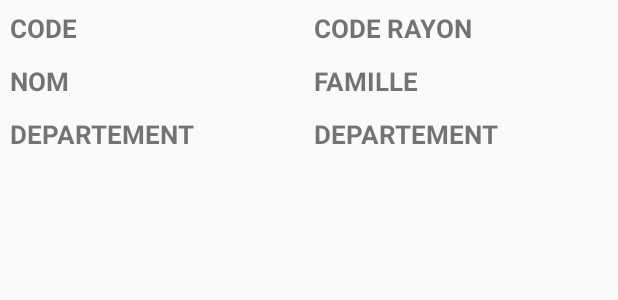
After one commit to Hendriix/NEWTECH-SFM, an Android app: the layout questionnaire_custom_item.xml on its own in the app's theme, with its tools: preview values and no code run, on a phone screen of 412 x 824 dp. The commit adds this screen. Shown: the top 300 px of the screen. Run offline under Robolectric (Android 15) with nearby library versions, the phone set to English and light mode, and no system bars; network calls fail.

Commit message:
Ajout de question reponse et questionnaires classes

```diff
--- a/app/src/main/java/com/newtech/newtech_sfm/Configuration/AppConfig.java
+++ b/app/src/main/java/com/newtech/newtech_sfm/Configuration/AppConfig.java
@@ -137,10 +137,9 @@ public class AppConfig {
 
     public static String URL_SYNC_VISIBILITE_RAYON = URL_SERVER + "Sync_VisibiliteRayon.php";
     public static String URL_GET_RAPPORT_CHOUFOUNI = URL_SERVER + "Rapport_Choufouni.php";
+    public static String URL_SYNC_QUESTIONNAIRE = URL_SERVER + "getListQuestionnaire.php";
 
     public static final String DATABASE_NAME = "db_sfm";
     public static final int DATABASE_VERSION = 20;
 
-
-
 }
--- /dev/null
+++ b/app/src/main/java/com/newtech/newtech_sfm/superviseur/questionnaire/QuestionnaireFragmentView.kt
@@ -0,0 +1,5 @@
+package com.newtech.newtech_sfm.superviseur.questionnaire
+
+interface QuestionnaireFragmentView {
+
+}
--- /dev/null
+++ b/app/src/main/java/com/newtech/newtech_sfm/superviseur/recap/ReponseRecapFragment.kt
@@ -0,0 +1,4 @@
+package com.newtech.newtech_sfm.superviseur.recap
+
+class ReponseRecapFragment {
+}
--- /dev/null
+++ b/app/src/main/java/com/newtech/newtech_sfm/superviseur/recap/ReponseRecapPresenter.kt
@@ -0,0 +1,4 @@
+package com.newtech.newtech_sfm.superviseur.recap
+
+class ReponseRecapPresenter {
+}
--- /dev/null
+++ b/app/src/main/java/com/newtech/newtech_sfm/superviseur/recap/ReponseRecapView.kt
@@ -0,0 +1,4 @@
+package com.newtech.newtech_sfm.superviseur.recap
+
+interface ReponseRecapView {
+}
--- /dev/null
+++ b/app/src/main/java/com/newtech/newtech_sfm/superviseur/reponse/ReponseFragment.kt
@@ -0,0 +1,4 @@
+package com.newtech.newtech_sfm.superviseur.reponse
+
+class ReponseFragment {
+}
--- /dev/null
+++ b/app/src/main/java/com/newtech/newtech_sfm/superviseur/reponse/ReponseFragmentPresenter.kt
@@ -0,0 +1,4 @@
+package com.newtech.newtech_sfm.superviseur.reponse
+
+class ReponseFragmentPresenter {
+}
--- /dev/null
+++ b/app/src/main/java/com/newtech/newtech_sfm/superviseur/reponse/ReponseFragmentView.kt
@@ -0,0 +1,4 @@
+package com.newtech.newtech_sfm.superviseur.reponse
+
+interface ReponseFragmentView {
+}
--- a/app/src/main/res/layout/client_activity.xml
+++ b/app/src/main/res/layout/client_activity.xml
@@ -200,7 +200,7 @@
                 android:textStyle="bold"
                 android:textColor="@color/blanc"
                 android:layout_margin="5dp"
-                android:visibility="gone"
+                android:visibility="visible"
                 />
 
         </LinearLayout>
--- /dev/null
+++ b/app/src/main/res/layout/questionnaire_custom_item.xml
@@ -0,0 +1,91 @@
+<?xml version="1.0" encoding="utf-8"?>
+<androidx.appcompat.widget.LinearLayoutCompat
+    xmlns:android="http://schemas.android.com/apk/res/android"
+    xmlns:app="http://schemas.android.com/apk/res-auto"
+    android:layout_width="match_parent"
+    android:layout_height="wrap_content"
+    android:weightSum="2"
+    android:orientation="horizontal"
+    android:padding="3dp">
+
+    <androidx.appcompat.widget.LinearLayoutCompat
+        android:layout_width="0dp"
+        android:layout_weight="1"
+        android:layout_height="140dp"
+        android:orientation="vertical"
+        android:padding="3dp"
+        app:layout_constraintStart_toStartOf="parent"
+        app:layout_constraintEnd_toEndOf="parent"
+        app:layout_constraintTop_toTopOf="parent"
+        app:layout_constraintTop_toBottomOf="parent">
+
+        <TextView
+            android:layout_width="match_parent"
+            android:layout_height="35dp"
+            android:text="CODE "
+            android:textStyle="bold"
+            android:textSize="17sp"
+            android:layout_gravity="center"/>
+
+        <TextView
+            android:layout_width="match_parent"
+            android:layout_height="35dp"
+            android:text="NOM"
+            android:textStyle="bold"
+            android:textSize="17sp"
+            android:layout_gravity="center"/>
+
+        <TextView
+            android:layout_width="match_parent"
+            android:layout_height="35dp"
+            android:text="DEPARTEMENT"
+            android:textStyle="bold"
+            android:textSize="17sp"
+            android:layout_gravity="center"/>
+
+
+    </androidx.appcompat.widget.LinearLayoutCompat>
+
+    <androidx.appcompat.widget.LinearLayoutCompat
+        android:layout_width="0dp"
+        android:layout_weight="1"
+        android:layout_height="140dp"
+        android:orientation="vertical"
+        android:padding="3dp"
+        app:layout_constraintStart_toStartOf="parent"
+        app:layout_constraintEnd_toEndOf="parent"
+        app:layout_constraintTop_toTopOf="parent"
+        app:layout_constraintTop_toBottomOf="parent">
+
+        <TextView
+            android:id="@+id/code_questionnaire_tv"
+            android:layout_width="match_parent"
+            android:layout_height="35dp"
+            android:text="CODE RAYON"
+            android:textStyle="bold"
+            android:textSize="17sp"
+            android:layout_gravity="center"/>
+
+        <TextView
+            android:id="@+id/nom_questionnaire_tv"
+            android:layout_width="match_parent"
+            android:layout_height="35dp"
+            android:text="FAMILLE"
+            android:textStyle="bold"
+            android:textSize="17sp"
+            android:layout_gravity="center"/>
+
+        <TextView
+            android:id="@+id/departement_questionnaire_tv"
+            android:layout_width="match_parent"
+            android:layout_height="35dp"
+            android:text="DEPARTEMENT"
+            android:textStyle="bold"
+            android:textSize="17sp"
+            android:layout_gravity="center"/>
+
+
+
+    </androidx.appcompat.widget.LinearLayoutCompat>
+
+</androidx.appcompat.widget.LinearLayoutCompat>
```
Also changed, not shown: app/src/main/java/com/newtech/newtech_sfm/Metier/Question.kt (+4 -3 lines), app/src/main/java/com/newtech/newtech_sfm/Metier/Questionnaire.kt (added, +52 -0 lines), app/src/main/java/com/newtech/newtech_sfm/Metier/Reponse.kt (+5 -2 lines), app/src/main/java/com/newtech/newtech_sfm/superviseur/QuestionnaireActivity.kt (+43 -56 lines), app/src/main/java/com/newtech/newtech_sfm/superviseur/QuestionnaireViewModel.kt (added, +104 -0 lines), app/src/main/java/com/newtech/newtech_sfm/superviseur/questionnaire/QuestionnaireFragment.kt (added, +70 -0 lines), app/src/main/java/com/newtech/newtech_sfm/superviseur/questionnaire/QuestionnaireFragmentAdapter.kt (added, +58 -0 lines), app/src/main/res/layout/activity_questionnaire.xml (added, +36 -0 lines), app/src/main/res/layout/fragment_questionnaire.xml (added, +31 -0 lines), app/src/main/res/navigation/nav_questionnaire.xml (added, +12 -0 lines).
